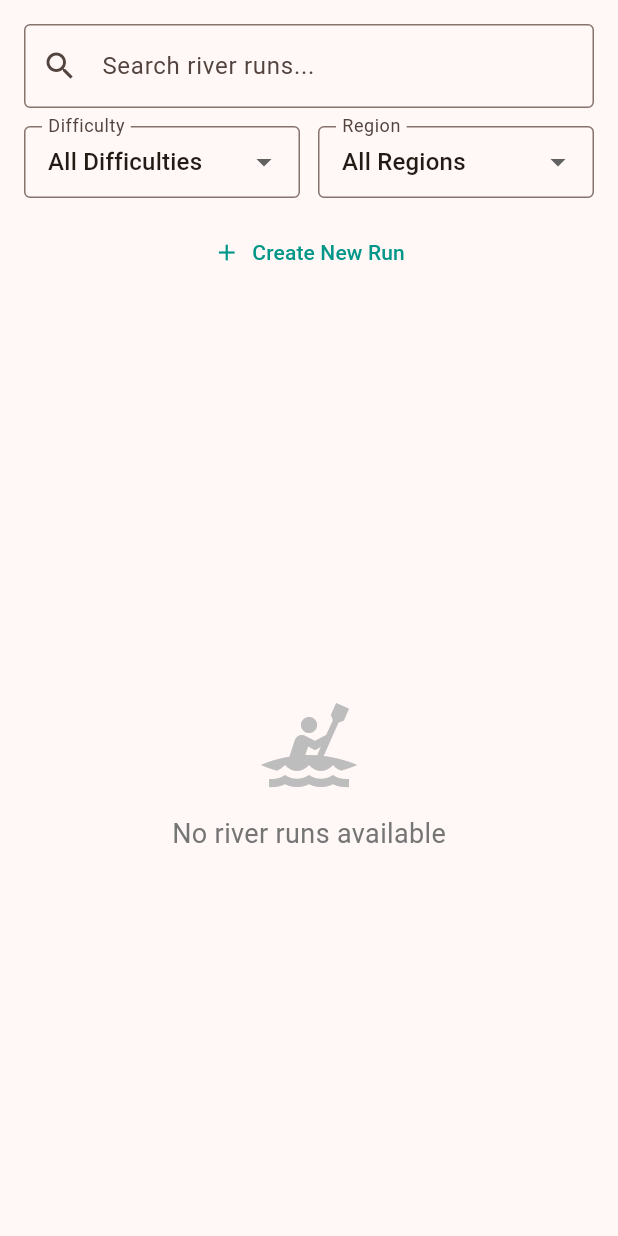
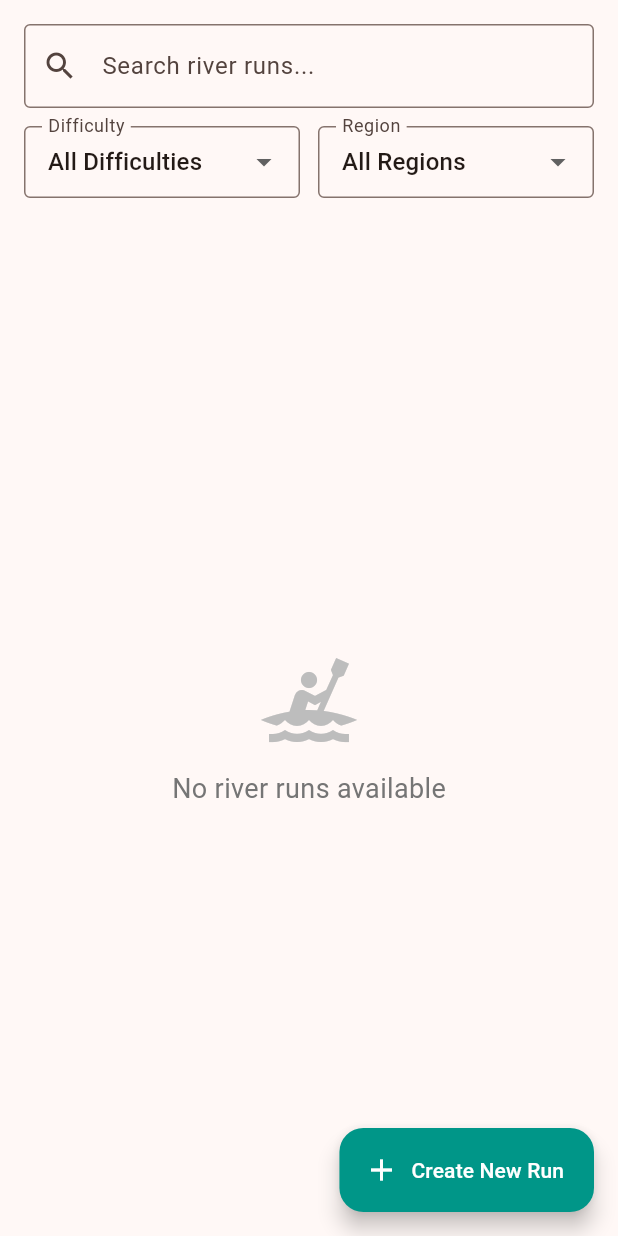
Before and after one commit to JeyzDFoo/brownclaw, a Flutter app: the screen it shows once a user with an empty profile is signed in, after a tap on "Find River Runs", on a phone screen of 412 x 824 dp. Run offline on Flutter 3.47's test engine with Material 3 defaults, Android fonts, the phone set to English and light mode, and no system bars; our stand-ins replace cloud_firestore, firebase_auth, firebase_core, fl_chart, google_sign_in; accounts and stored records are empty; statements that could not run were skipped.

Commit message:
feat: Enhance FavouritesScreen with navigation callback and add floating action button for adding runs

```diff
--- a/lib/screens/favourites_screen.dart
+++ b/lib/screens/favourites_screen.dart
@@ -9,7 +9,9 @@ import 'river_detail_screen.dart';
 import 'logbook_entry_screen.dart';
 
 class FavouritesScreen extends StatefulWidget {
-  const FavouritesScreen({super.key});
+  final VoidCallback? onNavigateToSearch;
+
+  const FavouritesScreen({super.key, this.onNavigateToSearch});
 
   @override
   State<FavouritesScreen> createState() => _FavouritesScreenState();
@@ -268,27 +270,6 @@ class _FavouritesScreenState extends State<FavouritesScreen> {
         return Scaffold(
           body: Column(
             children: [
-              // Action button
-              Container(
-                padding: const EdgeInsets.all(16.0),
-                child: Center(
-                  child: ElevatedButton.icon(
-                    onPressed: () {
-                      Navigator.of(context).push(
-                        MaterialPageRoute(
-                          builder: (context) => const RiverRunSearchScreen(),
-                        ),
-                      );
-                    },
-                    icon: const Icon(Icons.add_circle_outline),
-                    label: const Text('Add River Runs'),
-                    style: ElevatedButton.styleFrom(
-                      backgroundColor: Colors.teal,
-                      foregroundColor: Colors.white,
-                    ),
-                  ),
-                ),
-              ),
               Expanded(
                 child: isLoading
                     ? const Center(
@@ -383,55 +364,6 @@ class _FavouritesScreenState extends State<FavouritesScreen> {
                       )
                     : Column(
                         children: [
-                          // Data source info banner
-                          if (favoriteRuns.isNotEmpty)
-                            Container(
-                              width: double.infinity,
-                              margin: const EdgeInsets.all(16),
-                              padding: const EdgeInsets.all(12),
-                              decoration: BoxDecoration(
-                                color:
-                                    (favoriteRuns.first.hasLiveData
-                                            ? Colors.green
-                                            : Colors.orange)
-                                        .withOpacity(0.1),
-                                borderRadius: BorderRadius.circular(8),
-                                border: Border.all(
-                                  color:
-                                      (favoriteRuns.first.hasLiveData
-                                              ? Colors.green
-                                              : Colors.orange)
-                                          .withOpacity(0.3),
-                                ),
-                              ),
-                              child: Row(
-                                children: [
-                                  Icon(
-                                    favoriteRuns.first.hasLiveData
-                                        ? Icons.live_tv
-                                        : Icons.info_outline,
-                                    color: favoriteRuns.first.hasLiveData
-                                        ? Colors.green[700]
-                                        : Colors.orange[700],
-                                    size: 20,
-                                  ),
-                                  const SizedBox(width: 8),
-                                  Expanded(
-                                    child: Text(
-                                      favoriteRuns.first.hasLiveData
-                                          ? 'Showing live data from Environment Canada'
-                                          : 'Data temporarily unavailable - please try again later',
-                                      style: TextStyle(
-                                        color: favoriteRuns.first.hasLiveData
-                                            ? Colors.green[700]
-                                            : Colors.grey[600],
-                                        fontSize: 13,
-                                      ),
-                                    ),
-                                  ),
-                                ],
-                              ),
-                            ),
                           // Rivers list
                           Expanded(
                             child: ListView.builder(
@@ -679,6 +611,24 @@ class _FavouritesScreenState extends State<FavouritesScreen> {
               ),
             ],
           ),
+          floatingActionButton: FloatingActionButton.extended(
+            onPressed: () {
+              if (widget.onNavigateToSearch != null) {
+                widget.onNavigateToSearch!();
+              } else {
+                // Fallback to navigation if callback not provided
+                Navigator.of(context).push(
+                  MaterialPageRoute(
+                    builder: (context) => const RiverRunSearchScreen(),
+                  ),
+                );
+              }
+            },
+            icon: const Icon(Icons.add),
+            label: const Text('Add Run to Favourites'),
+            backgroundColor: Colors.teal,
+            foregroundColor: Colors.white,
+          ),
         );
       },
     );
--- a/lib/screens/main_screen.dart
+++ b/lib/screens/main_screen.dart
@@ -17,11 +17,24 @@ class MainScreen extends StatefulWidget {
 
 class _MainScreenState extends State<MainScreen> {
   int _selectedIndex = 0;
+  late PageController _pageController;
+
+  @override
+  void initState() {
+    super.initState();
+    _pageController = PageController(initialPage: _selectedIndex);
+  }
+
+  @override
+  void dispose() {
+    _pageController.dispose();
+    super.dispose();
+  }
 
   // #todo: Implement lazy loading of screens to improve initial load time
   // Only initialize screens when first accessed
-  final List<Widget> _screens = [
-    const FavouritesScreen(),
+  List<Widget> get _screens => [
+    FavouritesScreen(onNavigateToSearch: () => _onItemTapped(2)),
     const LogBookScreen(),
     const RiverRunSearchScreen(),
   ];
@@ -30,6 +43,14 @@ class _MainScreenState extends State<MainScreen> {
   final List<String> _pageNames = ['Favourites', 'Logbook', 'Find Runs'];
 
   void _onItemTapped(int index) {
+    _pageController.animateToPage(
+      index,
+      duration: const Duration(milliseconds: 300),
+      curve: Curves.easeInOut,
+    );
+  }
+
+  void _onPageChanged(int index) {
     setState(() {
       _selectedIndex = index;
     });
@@ -163,7 +184,11 @@ class _MainScreenState extends State<MainScreen> {
           const SizedBox(width: 16),
         ],
       ),
-      body: _screens[_selectedIndex],
+      body: PageView(
+        controller: _pageController,
+        onPageChanged: _onPageChanged,
+        children: _screens,
+      ),
       bottomNavigationBar: BottomNavigationBar(
         currentIndex: _selectedIndex,
         onTap: _onItemTapped,
--- a/lib/screens/river_run_search_screen.dart
+++ b/lib/screens/river_run_search_screen.dart
@@ -253,32 +253,6 @@ class _RiverRunSearchScreenState extends State<RiverRunSearchScreen> {
                     ),
                   ],
                 ),
-                const SizedBox(height: 12),
-
-                // Create new run button
-                SizedBox(
-                  width: double.infinity,
-                  child: TextButton.icon(
-                    onPressed: () async {
-                      final result = await Navigator.of(context).push<bool>(
-                        MaterialPageRoute(
-                          builder: (context) => const CreateRiverRunScreen(),
-                        ),
-                      );
-
-                      // If a new run was created, refresh the data
-                      if (result == true) {
-                        _loadInitialData();
-                      }
-                    },
-                    icon: const Icon(Icons.add),
-                    label: const Text('Create New Run'),
-                    style: TextButton.styleFrom(
-                      foregroundColor: Colors.teal,
-                      padding: const EdgeInsets.symmetric(vertical: 12),
-                    ),
-                  ),
-                ),
               ],
             ),
           ),
@@ -446,6 +420,24 @@ class _RiverRunSearchScreenState extends State<RiverRunSearchScreen> {
           ),
         ],
       ),
+      floatingActionButton: FloatingActionButton.extended(
+        onPressed: () async {
+          final result = await Navigator.of(context).push<bool>(
+            MaterialPageRoute(
+              builder: (context) => const CreateRiverRunScreen(),
+            ),
+          );
+
+          // If a new run was created, refresh the data
+          if (result == true) {
+            _loadInitialData();
+          }
+        },
+        icon: const Icon(Icons.add),
+        label: const Text('Create New Run'),
+        backgroundColor: Colors.teal,
+        foregroundColor: Colors.white,
+      ),
     );
   }
 }
```
